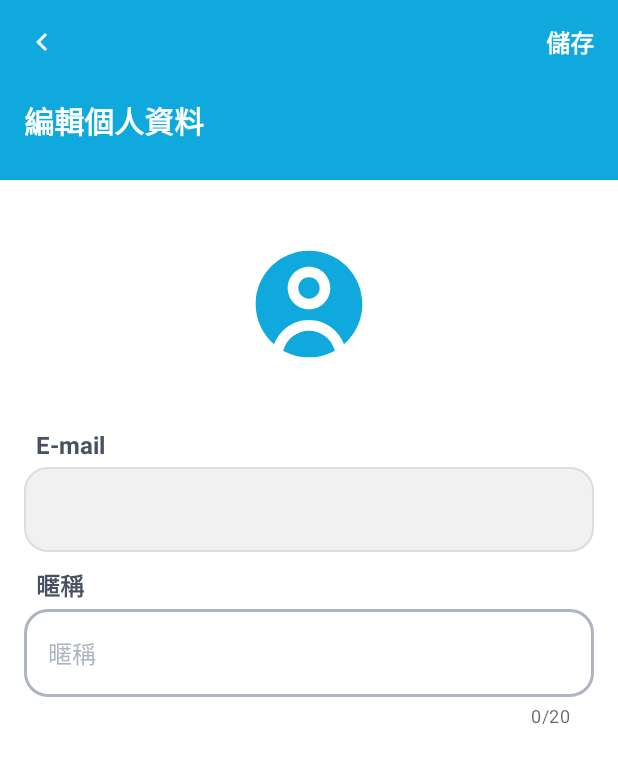
After one commit to roger7904/PetAdoption, an Android app: the layout activity_edit_profile.xml on its own in the app's theme, with its tools: preview values and no code run, on a phone screen of 412 x 824 dp. The commit adds this screen. Shown: the top 763 px of the screen. Run offline under Robolectric (Android 15) with nearby library versions, the phone set to English and light mode, and no system bars.

Commit message:
feat(Profile): complete update user feature

```diff
--- a/app/src/main/AndroidManifest.xml
+++ b/app/src/main/AndroidManifest.xml
@@ -12,6 +12,9 @@
         android:roundIcon="@mipmap/ic_launcher_round"
         android:supportsRtl="true"
         android:theme="@style/Theme.PetAdoption">
+        <activity
+            android:name=".ui.main.profile.EditProfileActivity"
+            android:exported="true" />
         <activity
             android:name=".ui.auth.SignInActivity"
             android:exported="true" />
--- /dev/null
+++ b/app/src/main/res/drawable/ic_left_arrow.xml
@@ -0,0 +1,10 @@
+<vector xmlns:android="http://schemas.android.com/apk/res/android"
+    android:width="24dp"
+    android:height="24dp"
+    android:autoMirrored="true"
+    android:viewportWidth="24"
+    android:viewportHeight="24">
+    <path
+        android:fillColor="@android:color/white"
+        android:pathData="M15.41,16.59L10.83,12l4.58,-4.59L14,6l-6,6 6,6 1.41,-1.41z" />
+</vector>
--- /dev/null
+++ b/app/src/main/res/layout/activity_edit_profile.xml
@@ -0,0 +1,108 @@
+<?xml version="1.0" encoding="utf-8"?>
+<androidx.constraintlayout.widget.ConstraintLayout xmlns:android="http://schemas.android.com/apk/res/android"
+    xmlns:app="http://schemas.android.com/apk/res-auto"
+    xmlns:tools="http://schemas.android.com/tools"
+    android:layout_width="match_parent"
+    android:layout_height="match_parent"
+    tools:context=".ui.main.profile.EditProfileActivity">
+
+    <androidx.constraintlayout.widget.ConstraintLayout
+        android:id="@+id/cl_bar"
+        android:layout_width="match_parent"
+        android:layout_height="@dimen/dp_120"
+        android:background="@color/colorPrimary"
+        app:layout_constraintEnd_toEndOf="parent"
+        app:layout_constraintStart_toStartOf="parent"
+        app:layout_constraintTop_toTopOf="parent">
+
+        <ImageView
+            android:id="@+id/iv_back"
+            android:layout_width="@dimen/dp_24"
+            android:layout_height="@dimen/dp_24"
+            android:layout_marginStart="@dimen/dp_16"
+            android:layout_marginTop="@dimen/dp_16"
+            android:src="@drawable/ic_left_arrow"
+            app:layout_constraintStart_toStartOf="parent"
+            app:layout_constraintTop_toTopOf="parent" />
+
+        <TextView
+            android:id="@+id/tv_save"
+            android:layout_width="wrap_content"
+            android:layout_height="wrap_content"
+            android:layout_marginEnd="@dimen/dp_16"
+            android:text="@string/save"
+            android:textAppearance="@style/TextAppearance.H5"
+            android:textColor="@color/white"
+            app:layout_constraintBottom_toBottomOf="@id/iv_back"
+            app:layout_constraintEnd_toEndOf="parent"
+            app:layout_constraintTop_toTopOf="@id/iv_back" />
+
+        <TextView
+            android:id="@+id/tv_edit_profile"
+            android:layout_width="wrap_content"
+            android:layout_height="wrap_content"
+            android:layout_marginTop="@dimen/dp_16"
+            android:layout_marginBottom="@dimen/dp_16"
+            android:text="@string/editProfile_title"
+            android:textAppearance="@style/TextAppearance.H4"
+            android:textColor="@color/white"
+            app:layout_constraintBottom_toBottomOf="parent"
+            app:layout_constraintStart_toStartOf="@id/iv_back"
+            app:layout_constraintTop_toBottomOf="@id/iv_back" />
+    </androidx.constraintlayout.widget.ConstraintLayout>
+
+
+    <ScrollView
+        android:layout_width="match_parent"
+        android:layout_height="match_parent"
+        android:layout_marginTop="@dimen/dp_120"
+        app:layout_constraintEnd_toEndOf="parent"
+        app:layout_constraintStart_toStartOf="parent"
+        app:layout_constraintTop_toBottomOf="@id/cl_bar">
+
+        <androidx.constraintlayout.widget.ConstraintLayout
+            android:layout_width="match_parent"
+            android:layout_height="wrap_content">
+
+            <ImageView
+                android:id="@+id/iv_profile"
+                android:layout_width="@dimen/dp_85"
+                android:layout_height="@dimen/dp_85"
+                android:layout_marginTop="@dimen/dp_40"
+                android:src="@drawable/ic_tab_profile_active"
+                app:layout_constraintEnd_toEndOf="parent"
+                app:layout_constraintStart_toStartOf="parent"
+                app:layout_constraintTop_toTopOf="parent" />
+
+            <com.roger.petadoption.utils.custom_view.PetAdoptionTextInput
+                android:id="@+id/til_email"
+                android:layout_width="0dp"
+                android:layout_height="wrap_content"
+                android:layout_marginHorizontal="@dimen/dp_16"
+                android:layout_marginTop="@dimen/dp_40"
+                app:layout_constraintEnd_toEndOf="parent"
+                app:layout_constraintStart_toStartOf="parent"
+                app:layout_constraintTop_toBottomOf="@id/iv_profile"
+                app:TextInput_isEnabled="false"
+                app:TextInput_title="@string/editProfile_email" />
+
+            <com.roger.petadoption.utils.custom_view.PetAdoptionTextInput
+                android:id="@+id/til_nickname"
+                android:layout_width="0dp"
+                android:layout_height="wrap_content"
+                android:layout_marginHorizontal="@dimen/dp_16"
+                android:layout_marginTop="@dimen/dp_10"
+                android:inputType="textNoSuggestions"
+                android:maxLength="20"
+                app:counterEnabled="true"
+                app:counterMaxLength="20"
+                app:endIconMode="clear_text"
+                app:layout_constraintEnd_toEndOf="parent"
+                app:layout_constraintStart_toStartOf="parent"
+                app:layout_constraintTop_toBottomOf="@id/til_email"
+                app:TextInput_hint="@string/editProfile_nickname"
+                app:TextInput_title="@string/editProfile_nickname" />
+
+        </androidx.constraintlayout.widget.ConstraintLayout>
+    </ScrollView>
+</androidx.constraintlayout.widget.ConstraintLayout>
--- a/app/src/main/res/values/strings.xml
+++ b/app/src/main/res/values/strings.xml
@@ -42,4 +42,12 @@
     <string name="profile_version_number">V%1$s</string>
     <string name="profile_sign_out_dialog_title">登出</string>
     <string name="profile_sign_out_dialog_content">請確認是否要登出</string>
+
+    <!--EditProfile-->
+    <string name="editProfile_title">編輯個人資料</string>
+    <string name="editProfile_nickname">暱稱</string>
+    <string name="editProfile_email">E-mail</string>
+    <string name="editProfile_success">成功編輯暱稱</string>
+    <string name="editProfile_back_dialog_title">資料尚未儲存</string>
+    <string name="editProfile_back_dialog_content">您的個人資料尚未儲存，請確認是否離開</string>
 </resources>
```
Also changed, not shown: app/src/main/java/com/roger/petadoption/ui/main/profile/EditProfileActivity.kt (added, +76 -0 lines), app/src/main/java/com/roger/petadoption/ui/main/profile/EditProfileViewEvent.kt (added, +7 -0 lines), app/src/main/java/com/roger/petadoption/ui/main/profile/EditProfileViewModel.kt (added, +57 -0 lines), app/src/main/java/com/roger/petadoption/ui/main/profile/ProfileFragment.kt (+18 -0 lines).
